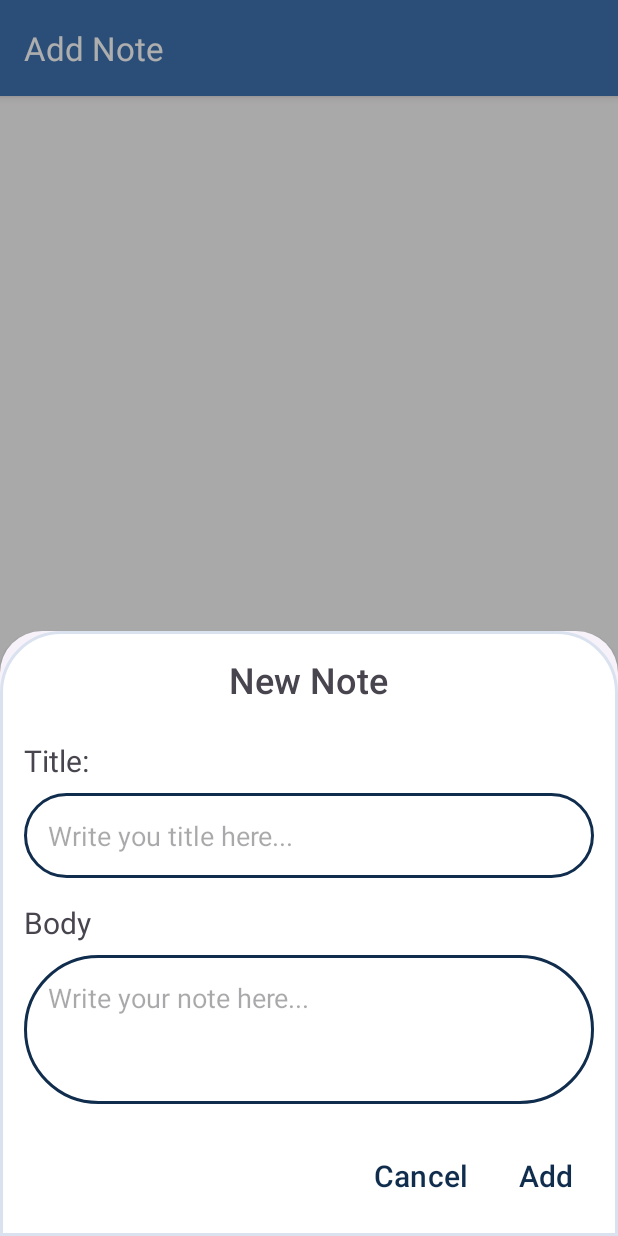
After one commit to mohammadnazarkhani/Daftarak, an Android app: the AddNoteDialogFragment screen opened through its navigation route, on a phone screen of 412 x 824 dp. The commit adds this screen. Run offline under Robolectric (Android 15) with nearby library versions, the phone set to English and light mode, and no system bars; our stand-ins replace Room's generated code, navigation-ui; 3 statements that could not run were skipped.

Commit message:
feat: added new note addition feature

```diff
--- a/app/src/main/java/com/example/daftarak/MainActivity.java
+++ b/app/src/main/java/com/example/daftarak/MainActivity.java
@@ -4,12 +4,14 @@ import android.os.Bundle;
 import android.util.Log;
 import android.view.View;
 import android.view.Window;
+import android.widget.Toast;
 
 import androidx.activity.EdgeToEdge;
 import androidx.appcompat.app.AppCompatActivity;
 import androidx.core.graphics.Insets;
 import androidx.core.view.ViewCompat;
 import androidx.core.view.WindowInsetsCompat;
+import androidx.navigation.NavBackStackEntry;
 import androidx.navigation.NavController;
 import androidx.navigation.fragment.NavHostFragment;
 import androidx.navigation.ui.NavigationUI;
@@ -65,28 +67,71 @@ public class MainActivity extends AppCompatActivity {
                 } else {
                     hideUI();
                 }
+
+                if (id == R.id.notebooksFragment || id == R.id.notesFragment) {
+                    showUI();
+                } else {
+                    hideFab();
+                }
+
             });
         }
 
         fab.setOnClickListener(v -> {
-            if (navController != null &&
-                    navController.getCurrentDestination() != null &&
-                    navController.getCurrentDestination().getId() == R.id.notebooksFragment) {
+            if (navController == null || navController.getCurrentDestination() == null) return;
 
+            int currentDestId = navController.getCurrentDestination().getId();
+
+            if (currentDestId == R.id.notebooksFragment) {
                 navController.navigate(R.id.createNotebookDialogFragment);
+
+            } else if (currentDestId == R.id.notesFragment) {
+                NavBackStackEntry backStackEntry = navController.getCurrentBackStackEntry();
+                if (backStackEntry != null) {
+                    Bundle args = backStackEntry.getArguments();
+                    if (args != null && args.containsKey("notebook_id")) {
+                        int notebookId = args.getInt("notebook_id", -1);
+                        if (notebookId != -1) {
+                            Bundle bundle = new Bundle();
+                            bundle.putInt("notebook_id", notebookId);
+                            navController.navigate(R.id.addNoteDialogFragment, bundle);
+                        } else {
+                            Toast.makeText(this, "Please select a notebook first", Toast.LENGTH_SHORT).show();
+                        }
+                    } else {
+                        Toast.makeText(this, "Please select a notebook first", Toast.LENGTH_SHORT).show();
+                    }
+                } else {
+                    Toast.makeText(this, "Navigation state error", Toast.LENGTH_SHORT).show();
+                }
             }
         });
+
     }
 
     public void hideUI() {
         if (bottomNavigationView != null) bottomNavigationView.setVisibility(View.GONE);
-        if (fab != null) fab.setVisibility(View.GONE);
+        hideFab();
         if (getSupportActionBar() != null) getSupportActionBar().hide();
     }
 
+    public void showFab() {
+        if (fab != null && fab.getVisibility() != View.VISIBLE) {
+            fab.setVisibility(View.VISIBLE);
+        }
+    }
+
+    public void hideFab() {
+        if (fab != null && fab.getVisibility() != View.GONE) {
+            fab.setVisibility(View.GONE);
+        }
+    }
+
+
+
     public void showUI() {
         if (bottomNavigationView != null) bottomNavigationView.setVisibility(View.VISIBLE);
-        if (fab != null) fab.setVisibility(View.VISIBLE);
+        showFab();
         if (getSupportActionBar() != null) getSupportActionBar().show();
         Window window = getWindow();
         UiExtensions.setNavigationBarColor(window, getColor(R.color.secondary));
--- a/app/src/main/java/com/example/daftarak/ui/fragment/NotebooksFragment.java
+++ b/app/src/main/java/com/example/daftarak/ui/fragment/NotebooksFragment.java
@@ -30,22 +30,21 @@ public class NotebooksFragment extends Fragment {
 
         View view = inflater.inflate(R.layout.fragment_notebooks, container, false);
 
-        // Init RecyclerView
+        // Initialize RecyclerView and its Adapter
         rvNotebooks = view.findViewById(R.id.rvNotebooks);
         rvNotebooks.setLayoutManager(new LinearLayoutManager(requireContext()));
 
         adapter = new NotebookAdapter(notebook -> {
+            // Navigate to notesFragment passing notebook_id as argument
             Bundle bundle = new Bundle();
-            bundle.putInt("notebook_id", notebook.getId()); // Match argument name in nav_graph
+            bundle.putInt("notebook_id", notebook.getId());
             NavHostFragment.findNavController(this).navigate(R.id.notesFragment, bundle);
         });
 
         rvNotebooks.setAdapter(adapter);
 
-        // ViewModel
+        // Initialize ViewModel and observe notebooks list
         viewModel = new ViewModelProvider(this).get(NotebookViewModel.class);
-
-        // Observe LiveData
         viewModel.getAllNotebooks().observe(getViewLifecycleOwner(), notebooks -> {
             adapter.setNotebooks(notebooks);
         });
--- a/app/src/main/java/com/example/daftarak/ui/fragment/NotesFragment.java
+++ b/app/src/main/java/com/example/daftarak/ui/fragment/NotesFragment.java
@@ -21,8 +21,7 @@ import java.util.ArrayList;
 public class NotesFragment extends Fragment {
 
     private static final String ARG_NOTEBOOK_ID = "notebook_id";
-    // Use Integer object to allow null (no argument case)
-    private Integer notebookId = null;
+    private Integer notebookId = null; // nullable
 
     private RecyclerView notesRecyclerView;
     private NoteAdapter noteAdapter;
@@ -30,17 +29,6 @@ public class NotesFragment extends Fragment {
 
     public NotesFragment() {
         // Required empty public constructor
-    }
-
-    // Factory method to create fragment with notebookId argument
-    public static NotesFragment newInstance(Integer notebookId) {
-        NotesFragment fragment = new NotesFragment();
-        if (notebookId != null) {
-            Bundle args = new Bundle();
-            args.putInt(ARG_NOTEBOOK_ID, notebookId);
-            fragment.setArguments(args);
-        }
-        return fragment;
     }
 
     @Override
@@ -69,13 +57,13 @@ public class NotesFragment extends Fragment {
 
         noteViewModel = new ViewModelProvider(this).get(NoteViewModel.class);
 
-        if (notebookId != null) {
-            // Show notes for specific notebook
+        if (notebookId != null && notebookId != -1) {
+            // Show notes only for the selected notebook
             noteViewModel.getNotesByNotebookId(notebookId).observe(getViewLifecycleOwner(), notes -> {
                 noteAdapter.setNotes(notes);
             });
         } else {
-            // Show all notes if no notebookId provided (e.g., direct tab click)
+            // Show all notes if no notebook ID was passed
             noteViewModel.getAllNotes().observe(getViewLifecycleOwner(), notes -> {
                 noteAdapter.setNotes(notes);
             });
--- /dev/null
+++ b/app/src/main/java/com/example/daftarak/ui/fragment/dialog/AddNoteDialogFragment.java
@@ -0,0 +1,85 @@
+package com.example.daftarak.ui.fragment.dialog;
+
+import android.os.Bundle;
+import android.text.TextUtils;
+import android.view.LayoutInflater;
+import android.view.View;
+import android.view.ViewGroup;
+import android.widget.Button;
+import android.widget.EditText;
+import android.widget.Toast;
+
+import androidx.annotation.NonNull;
+import androidx.annotation.Nullable;
+
+import com.example.daftarak.R;
+import com.example.daftarak.data.model.Note;
+import com.example.daftarak.data.repository.NoteRepository;
+import com.google.android.material.bottomsheet.BottomSheetDialogFragment;
+
+public class AddNoteDialogFragment extends BottomSheetDialogFragment {
+
+    private static final String ARG_NOTEBOOK_ID = "notebook_id";
+
+    private EditText editTextTitle;
+    private EditText editTextBody;
+    private Button btnAdd;
+    private Button btnCancel;
+
+    private int notebookId;
+
+    public static AddNoteDialogFragment newInstance(int notebookId) {
+        AddNoteDialogFragment fragment = new AddNoteDialogFragment();
+        Bundle args = new Bundle();
+        args.putInt(ARG_NOTEBOOK_ID, notebookId);
+        fragment.setArguments(args);
+        return fragment;
+    }
+
+    public AddNoteDialogFragment() {
+        // Required empty public constructor
+    }
+
+    @Nullable
+    @Override
+    public View onCreateView(@NonNull LayoutInflater inflater,
+                             @Nullable ViewGroup container,
+                             @Nullable Bundle savedInstanceState) {
+
+        View view = inflater.inflate(R.layout.fragment_add_note_dialog, container, false);
+
+        // Extract notebookId from args
+        if (getArguments() != null) {
+            notebookId = getArguments().getInt(ARG_NOTEBOOK_ID, -1);
+        }
+
+        // Bind views
+        editTextTitle = view.findViewById(R.id.editTextNoteTitle);
+        editTextBody = view.findViewById(R.id.editTextNoteBody);
+        btnAdd = view.findViewById(R.id.btnAddNote);
+        btnCancel = view.findViewById(R.id.btnCancelNote);
+
+        // Cancel button dismisses dialog
+        btnCancel.setOnClickListener(v -> dismiss());
+
+        // Add button logic
+        btnAdd.setOnClickListener(v -> {
+            String title = editTextTitle.getText().toString().trim();
+            String body = editTextBody.getText().toString().trim();
+
+            if (TextUtils.isEmpty(title)) {
+                editTextTitle.setError("Title cannot be empty");
+                return;
+            }
+
+            Note note = new Note(title, body, System.currentTimeMillis(), notebookId);
+            NoteRepository repository = new NoteRepository(requireContext());
+            repository.insertNote(note);
+
+            Toast.makeText(requireContext(), "Note added", Toast.LENGTH_SHORT).show();
+            dismiss();
+        });
+
+        return view;
+    }
+}
--- /dev/null
+++ b/app/src/main/res/layout/fragment_add_note_dialog.xml
@@ -0,0 +1,83 @@
+<?xml version="1.0" encoding="utf-8"?>
+<LinearLayout xmlns:android="http://schemas.android.com/apk/res/android"
+    xmlns:tools="http://schemas.android.com/tools"
+    android:layout_width="match_parent"
+    android:layout_height="match_parent"
+    android:background="@drawable/bottom_sheet_dialog_bg"
+    android:orientation="vertical"
+    android:padding="16dp"
+    tools:context=".ui.fragment.dialog.AddNoteDialogFragment">
+
+    <TextView
+        android:layout_width="wrap_content"
+        android:layout_height="wrap_content"
+        android:layout_gravity="top|center"
+        android:fontFamily="@font/roboto_medium"
+        android:text="@string/new_note"
+        android:textSize="24sp" />
+
+    <TextView
+        android:layout_width="wrap_content"
+        android:layout_height="wrap_content"
+        android:layout_marginTop="24dp"
+        android:fontFamily="@font/roboto_regular"
+        android:text="@string/title"
+        android:textSize="20sp" />
+
+    <EditText
+        android:id="@+id/editTextNoteTitle"
+        android:layout_width="match_parent"
+        android:layout_height="wrap_content"
+        android:layout_marginTop="8dp"
+        android:autofillHints="name"
+        android:hint="@string/write_you_title_here"
+        android:background="@drawable/edit_text_bg" />
+
+    <TextView
+        android:layout_width="wrap_content"
+        android:layout_height="wrap_content"
+        android:layout_marginTop="16dp"
+        android:fontFamily="@font/roboto_regular"
+        android:text="@string/body"
+        android:textSize="20sp" />
+
+    <EditText
+        android:id="@+id/editTextNoteBody"
+        android:layout_width="match_parent"
+        android:layout_height="wrap_content"
+        android:hint="@string/write_your_note_here"
+        android:minLines="3"
+        android:gravity="top"
+        android:layout_marginTop="8dp"
+        android:background="@drawable/edit_text_bg" />
+
+    <LinearLayout
+        android:layout_width="match_parent"
+        android:layout_height="wrap_content"
+        android:layout_marginTop="24dp"
+        android:gravity="end"
+        android:orientation="horizontal">
+
+        <Button
+            android:id="@+id/btnCancelNote"
+            android:layout_width="wrap_content"
+            android:layout_height="wrap_content"
+            android:background="@drawable/btn_cancel_outline_ripple"
+            android:backgroundTint="@android:color/transparent"
+            android:fontFamily="@font/roboto_medium"
+            android:text="@string/cancel"
+            android:textColor="@color/primary"
+            android:textSize="20sp"
+            tools:ignore="ButtonStyle" />
+
+        <Button
+            android:id="@+id/btnAddNote"
+            android:layout_width="wrap_content"
+            android:layout_height="wrap_content"
+            android:layout_marginStart="8dp"
+            android:background="@drawable/btn_primary_ripple"
+            android:fontFamily="@font/roboto_medium"
+            android:text="@string/add"
+            android:textSize="20sp" />
+    </LinearLayout>
+</LinearLayout>
--- a/app/src/main/res/navigation/nav_main.xml
+++ b/app/src/main/res/navigation/nav_main.xml
@@ -16,10 +16,17 @@
         android:name="com.example.daftarak.ui.fragment.NotesFragment"
         android:label="Notes"
         tools:layout="@layout/fragment_notes">
+
         <argument
             android:name="notebook_id"
-            android:defaultValue="@null"
-            app:argType="integer" />
+            app:argType="integer"
+            android:defaultValue="-1" />
+
+        <dialog
+            android:id="@+id/addNoteDialogFragment"
+            android:name="com.example.daftarak.ui.fragment.dialog.AddNoteDialogFragment"
+            android:label="Add Note"
+            tools:layout="@layout/fragment_add_note_dialog" />
     </fragment>
 
     <fragment
@@ -40,4 +47,9 @@
         android:label="Create Notebook"
         tools:layout="@layout/fragment_create_notebook_dialog" />
 
+    <dialog
+        android:id="@+id/addNoteDialogFragment"
+        android:name="com.example.daftarak.ui.fragment.dialog.AddNoteDialogFragment"
+        android:label="Add Note"
+        tools:layout="@layout/fragment_add_note_dialog" />
 </navigation>
--- a/app/src/main/res/values/strings.xml
+++ b/app/src/main/res/values/strings.xml
@@ -39,4 +39,9 @@
     <string name="title">Title:</string>
     <string name="cancel">Cancel</string>
     <string name="create">Create</string>
+    <string name="add">Add</string>
+    <string name="body">Body</string>
+    <string name="new_note">New Note</string>
+    <string name="write_you_title_here">Write you title here...</string>
+    <string name="write_your_note_here">Write your note here...</string>
 </resources>
```
